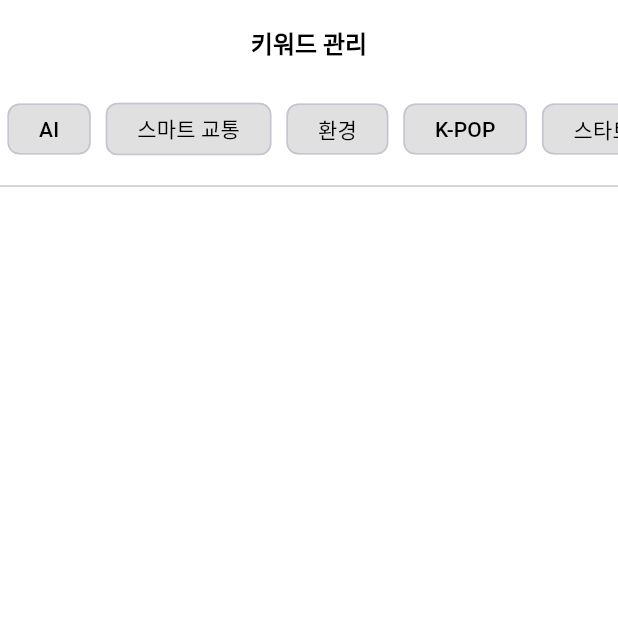
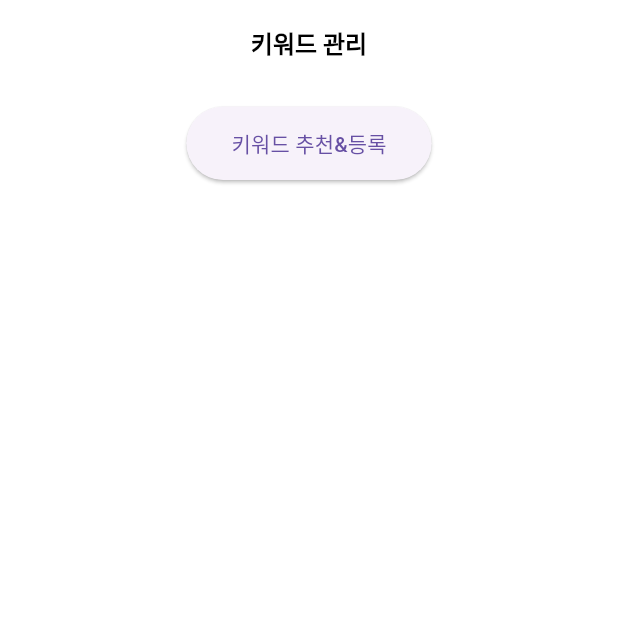
Before and after one commit to Jminu/PickiT_Flutter, a Flutter app: the KeywordScreen screen opened directly, on a phone screen of 412 x 824 dp, the top half of it. Run offline on Flutter 3.47's test engine with Material 3 defaults, Android fonts, the phone set to English and light mode, and no system bars; our stand-ins replace firebase_core, firebase_database, font_awesome_flutter, google_fonts; accounts and stored records are empty.

Commit message:
파일 경로수정 + 키워드 화면 구현

```diff
--- a/lib/models/keyword_data.dart
+++ b/lib/models/keyword_data.dart
@@ -1,79 +1,19 @@
 // https://trends.google.co.kr/trending?geo=KR&hours=168 나중에 활용
 
 class KeywordData {
-  final String keyword;
-  final String url;
-  bool registered;
+  final String title;
+  final String? url;
 
-  KeywordData({
-    required this.keyword,
-    required this.url,
-    required this.registered,
-  });
+  KeywordData({required this.title, required this.url});
 }
 
-// 키워드 리스트 초기화
-final List<KeywordData> keywordList = [
-  KeywordData(
-    keyword: "AI",
-    url: "https://korea.gov/ai-service",
-    registered: false,
-  ),
-  KeywordData(
-    url: "https://seoulmetro.go.kr/smart-system",
-    keyword: "스마트 교통",
-    registered: false,
-  ),
-  KeywordData(
-    url: "https://environews.kr/hanriver-cleanup",
-    keyword: "환경",
-    registered: false,
-  ),
-  KeywordData(
-    url: "https://kpopnews.com/billboard-record",
-    keyword: "K-POP",
-    registered: false,
-  ),
-  KeywordData(
-    url: "https://startupkorea.com/ai-healthcare",
-    keyword: "스타트업",
-    registered: false,
-  ),
-  KeywordData(
-    url: "https://jeju.go.kr/carbon-free",
-    keyword: "탄소 중립",
-    registered: false,
-  ),
-  KeywordData(
-    url: "https://koreanfilm.com/cannes-award",
-    keyword: "영화",
-    registered: false,
-  ),
-  KeywordData(
-    url: "https://5gnews.kr/korea-5g",
-    keyword: "5G",
-    registered: false,
-  ),
+List<KeywordData> exampleKeywords = [
+  KeywordData(title: "Flutter", url: "https://flutter.dev"),
+  KeywordData(title: "Dart", url: "https://dart.dev"),
+  KeywordData(title: "Firebase", url: "https://firebase.google.com"),
+  KeywordData(title: "React", url: "https://reactjs.org"),
+  KeywordData(title: "Node.js", url: "https://nodejs.org"),
+  KeywordData(title: "Python", url: "https://python.org"),
+  KeywordData(title: "Java", url: "https://java.com"),
+  KeywordData(title: "Kotlin", url: "https://kotlinlang.org"),
 ];
-
-// 키워드 등록/해제 관리 로직
-class KeywordManager {
-  final List<KeywordData> registeredKeywords = [];
-
-  // 키워드 등록/해제 처리
-  void toggleKeyword(KeywordData keywordData) {
-    if (registeredKeywords.contains(keywordData)) {
-      registeredKeywords.remove(keywordData);
-      keywordData.registered = false;
-    } else {
-      registeredKeywords.add(keywordData);
-      keywordData.registered = true;
-    }
-  }
-
-  // 등록된 키워드 삭제
-  void removeKeyword(KeywordData keywordData) {
-    registeredKeywords.remove(keywordData);
-    keywordData.registered = false;
-  }
-}
--- a/lib/screens/home/home_screen.dart
+++ b/lib/screens/home/home_screen.dart
@@ -3,7 +3,7 @@ import 'package:flutter/material.dart';
 
 import '../../models/article.dart';
 import '../../models/product.dart';
-import '../login/article_screen.dart';
+import '../../components/article_screen.dart';
 import 'components/product_item.dart';
 
 class HomeScreen extends StatelessWidget {
--- a/lib/screens/keyword/components/keyword_item.dart
+++ /dev/null
@@ -1,28 +0,0 @@
-import 'package:flutter/material.dart';
-
-class KeywordItem extends StatelessWidget {
-  final String keyword; // 키워드 이름
-  final bool isRegistered; // 등록 여부
-  final VoidCallback onTap; // 클릭 이벤트 처리
-
-  KeywordItem({
-    required this.keyword,
-    required this.isRegistered,
-    required this.onTap,
-  });
-
-  @override
-  Widget build(BuildContext context) {
-    return GestureDetector(
-      onTap: onTap,
-      child: Chip(
-        label: Text(keyword),
-        backgroundColor: isRegistered ? Colors.blueAccent : Colors.grey[300],
-        labelStyle:
-            TextStyle(color: isRegistered ? Colors.white : Colors.black),
-        elevation: 2,
-        padding: EdgeInsets.symmetric(horizontal: 12, vertical: 6),
-      ),
-    );
-  }
-}
--- /dev/null
+++ b/lib/screens/keyword/components/keyword_register_button.dart
@@ -0,0 +1,31 @@
+import 'package:flutter/material.dart';
+import '../../../models/keyword_data.dart';
+import '../keyword_register_screen.dart';
+
+// 키워드 버튼 관련
+class KeywordRegisterButton extends StatelessWidget {
+  final Function(KeywordData) onKeywordAdded;
+
+  const KeywordRegisterButton({required this.onKeywordAdded, Key? key})
+      : super(key: key);
+
+  @override
+  Widget build(BuildContext context) {
+    return ElevatedButton(
+      onPressed: () {
+        Navigator.push(
+          context,
+          MaterialPageRoute(
+            builder: (context) =>
+                KeywordRegisterScreen(onKeywordAdded: onKeywordAdded),
+          ),
+        );
+      },
+      style: ElevatedButton.styleFrom(
+        padding: EdgeInsets.symmetric(
+            vertical: 14.0, horizontal: 30.0), // 상하, 좌우 패딩을 늘려서 크기 증가
+      ),
+      child: const Text('키워드 추천&등록'),
+    );
+  }
+}
--- a/lib/screens/keyword/keyword_screen.dart
+++ b/lib/screens/keyword/keyword_screen.dart
@@ -1,7 +1,8 @@
 import 'package:flutter/material.dart';
 import '../../models/keyword_data.dart';
-import 'components/keyword_item.dart';
-import 'package:url_launcher/url_launcher.dart';
+import 'components/keyword_register_button.dart';
+import 'components/keyword_list_item.dart';
+import 'components/swipe_to_delete.dart';
 
 class KeywordScreen extends StatefulWidget {
   @override
@@ -9,76 +10,72 @@ class KeywordScreen extends StatefulWidget {
 }
 
 class _KeywordScreenState extends State<KeywordScreen> {
-  final KeywordManager keywordManager = KeywordManager();
+  List<KeywordData> registeredKeywords = [];
+
+  void _addKeyword(KeywordData keyword) {
+    setState(() {
+      registeredKeywords.add(keyword);
+    });
+  }
+
+  void _removeKeyword(int index) {
+    setState(() {
+      registeredKeywords.removeAt(index);
+    });
+  }
 
   @override
   Widget build(BuildContext context) {
     return Scaffold(
       appBar: AppBar(
-        title: Text('키워드 관리'),
+        title: const Text('키워드 관리'),
         centerTitle: true,
       ),
       body: Column(
         children: [
-          // 상단 가로 스크롤 키워드 목록
-          Container(
-            height: 60,
-            child: ListView(
-              scrollDirection: Axis.horizontal,
-              children: keywordList.map((keywordData) {
+          const SizedBox(height: 15),
+          KeywordRegisterButton(onKeywordAdded: _addKeyword),
+          const SizedBox(height: 20),
+          Expanded(
+            child: ListView.builder(
+              itemCount: registeredKeywords.length,
+              itemBuilder: (context, index) {
                 return Padding(
-                  padding: const EdgeInsets.symmetric(horizontal: 5.0),
-                  child: KeywordItem(
-                    keyword: keywordData.keyword,
-                    isRegistered: keywordData.registered,
-                    onTap: () {
-                      setState(() {
-                        keywordManager.toggleKeyword(keywordData);
-                      });
-                    },
+                  padding: const EdgeInsets.symmetric(
+                    vertical: 8.0,
+                    horizontal: 30.0,
+                  ),
+
+                  //여기에 키워드 관리 창에서 등록된 키워드 누르면 그 키워드 페이지 라우팅
+                  child: SwipeToDelete(
+                    onDelete: () => _removeKeyword(index),
+                    child: KeywordListItem(
+                      keyword: registeredKeywords[index],
+                      onTap: () {
+                        Navigator.push(
+                          context,
+                          MaterialPageRoute(
+                            builder: (context) => Scaffold(
+                              appBar: AppBar(
+                                title: Text(registeredKeywords[index].title),
+                              ),
+                              body: Center(
+                                child: Text(
+                                  'This is the detail page for ${registeredKeywords[index].title}.',
+                                ),
+                              ),
+                            ),
+                          ),
+                        );
+                      },
+                    ),
                   ),
                 );
-              }).toList(),
-            ),
-          ),
-          Divider(),
-          // 하단 등록된 키워드 목록
-          Expanded(
-            child: ListView(
-              children: keywordManager.registeredKeywords.map((keywordData) {
-                return Dismissible(
-                  key: ValueKey(keywordData.keyword),
-                  direction: DismissDirection.endToStart,
-                  onDismissed: (_) {
-                    setState(() {
-                      keywordManager.removeKeyword(keywordData);
-                    });
-                  },
-                  background: Container(
-                    color: Colors.red,
-                    alignment: Alignment.centerRight,
-                    padding: EdgeInsets.only(right: 20),
-                    child: Icon(Icons.delete, color: Colors.white),
-                  ),
-                  child: ListTile(
-                    title: Text(keywordData.keyword),
-                    onTap: () => _launchURL(keywordData.url),
-                  ),
-                );
-              }).toList(),
+              },
             ),
           ),
         ],
       ),
     );
   }
-
-  // URL 이동 함수
-  void _launchURL(String url) async {
-    if (await canLaunch(url)) {
-      await launch(url);
-    } else {
-      throw 'URL 열기 실패: $url';
-    }
-  }
 }
--- a/lib/components/custom_form2.dart
+++ b/lib/screens/login/components/custom_form2.dart
@@ -2,7 +2,7 @@ import 'package:flutter/material.dart';
 import 'package:pickit_flutter/size.dart';
 import 'package:pickit_flutter/AuthManager.dart';
 
-import '../screens/login/components/custom_text_form_field.dart';
+import 'custom_text_form_field.dart';
 
 class CustomForm2 extends StatefulWidget {
   const CustomForm2({Key? key}) : super(key: key);
```
Also changed, not shown: lib/components/article_screen.dart (renamed from lib/screens/login/article_screen.dart, +4 -5 lines), lib/models/icon_menu.dart (deleted, +0 -29 lines), lib/models/neighborhood_life.dart (deleted, +0 -87 lines), lib/screens/home/components/product_item.dart (+9 -5 lines), lib/screens/keyword/components/keyword_list_item.dart (added, +41 -0 lines), lib/screens/keyword/components/swipe_to_delete.dart (added, +25 -0 lines), lib/screens/keyword/keyword_register_screen.dart (added, +122 -0 lines), lib/screens/login/login_screen.dart (+3 -9 lines), lib/screens/login/register_screen.dart (+4 -3 lines), lib/components/logo/logo.dart (renamed from lib/components/logo.dart).
